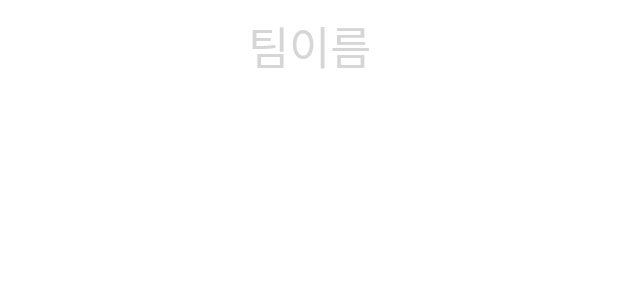
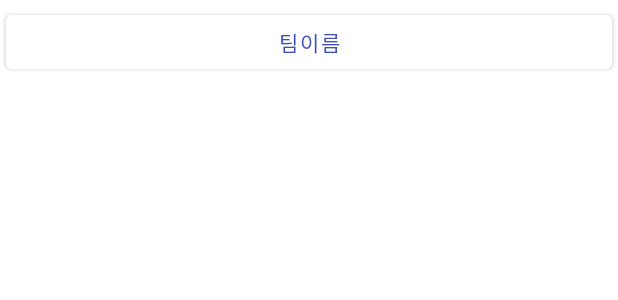
Before and after one commit to bbackdo/bbackdo, an Android app: the layout layout_team.xml on its own in the app's theme, with its tools: preview values and no code run, on a phone screen of 412 x 824 dp. Shown: the top 300 px of the screen. Run offline under Robolectric (Android 15) with nearby library versions, the phone set to English and light mode, and no system bars; plain views replace PullRefreshLayout.

Commit message:
team change

```diff
--- a/app/src/main/java/com/example/bbackdo/dto/User.kt
+++ b/app/src/main/java/com/example/bbackdo/dto/User.kt
@@ -4,8 +4,8 @@ data class User(var nickname: String = "",
                 var win: Int = 0,
                 var lose: Int = 0,
                 var readyState: Boolean = false,
-                var teams: Map<String, Any>? = null
-
+                var teams: Map<String, Any>? = null,
+                var userId: Int= 0
 )
 
 //사람 - id, 닉네임, 승패정보, 들어간방, 레디
--- a/app/src/main/res/layout/layout_team.xml
+++ b/app/src/main/res/layout/layout_team.xml
@@ -6,29 +6,14 @@
     android:scrollbarSize="20dp"
     xmlns:tools="http://schemas.android.com/tools">
 
-    <TextView
-        android:id="@+id/teamName"
-        android:layout_width="0dp"
-        android:layout_height="wrap_content"
-        android:layout_margin="8dp"
-        android:text="팀이름"
-        android:textAlignment="center"
-        android:textSize="30dp"
-        android:textColor="@color/colorPrimary"
-        app:layout_constraintBottom_toTopOf="@+id/swipe_team"
-        app:layout_constraintEnd_toEndOf="parent"
-        app:layout_constraintStart_toStartOf="parent"
-        app:layout_constraintTop_toTopOf="parent" />
-
     <com.baoyz.widget.PullRefreshLayout
         android:id="@+id/swipe_team"
         android:layout_width="0dp"
         android:layout_height="100dp"
         android:layout_margin="8dp"
         app:layout_constraintBottom_toBottomOf="parent"
-        app:layout_constraintTop_toBottomOf="@id/teamName"
-        app:layout_constraintStart_toStartOf="parent"
-        app:layout_constraintEnd_toEndOf="parent">
+        app:layout_constraintEnd_toEndOf="parent"
+        app:layout_constraintStart_toStartOf="parent">
 
         <androidx.recyclerview.widget.RecyclerView
             android:id="@+id/teamRcv"
@@ -46,5 +31,21 @@
 
     </com.baoyz.widget.PullRefreshLayout>
 
+    <Button
+        android:id="@+id/teamName"
+        android:layout_width="0dp"
+        android:layout_height="wrap_content"
+        android:layout_marginStart="4dp"
+        android:layout_marginTop="4dp"
+        android:layout_marginEnd="4dp"
+        android:backgroundTint="#FFFFFF"
+        android:text="팀이름"
+        android:textColor="#3F51B5"
+        app:layout_constraintBottom_toTopOf="@+id/swipe_team"
+        app:layout_constraintEnd_toEndOf="parent"
+        app:layout_constraintStart_toStartOf="parent"
+        app:layout_constraintTop_toTopOf="parent"
+        tools:visibility="visible" />
+
 
 </androidx.constraintlayout.widget.ConstraintLayout>
```
Also changed, not shown: app/src/main/java/com/example/bbackdo/TeamAdapter.kt (+18 -5 lines).
